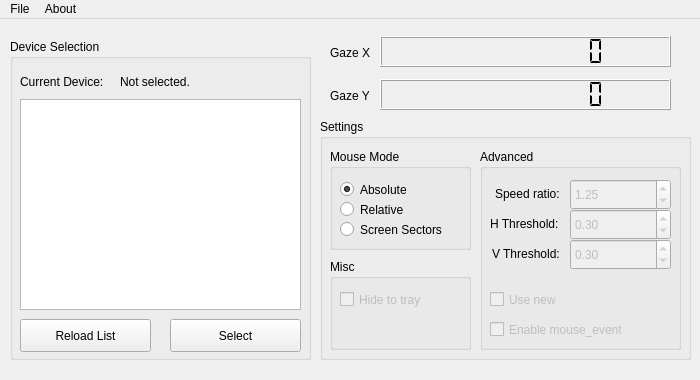
The window that src/mainwindow.ui (4mod3/TobiiMouse) describes before a commit, drawn with Qt 5.
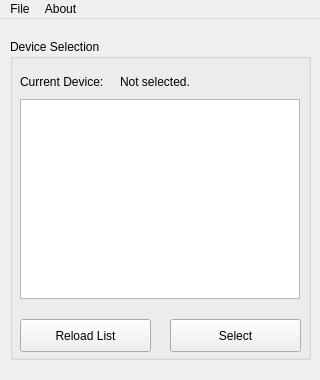
The same window after the commit.

Diff of the .ui file:
```diff
--- a/src/mainwindow.ui
+++ b/src/mainwindow.ui
@@ -6,19 +6,19 @@
    <rect>
     <x>0</x>
     <y>0</y>
-    <width>700</width>
+    <width>320</width>
     <height>380</height>
    </rect>
   </property>
   <property name="minimumSize">
    <size>
-    <width>700</width>
+    <width>320</width>
     <height>380</height>
    </size>
   </property>
   <property name="maximumSize">
    <size>
-    <width>700</width>
+    <width>320</width>
     <height>380</height>
    </size>
   </property>
@@ -44,274 +44,6 @@
      <verstretch>0</verstretch>
     </sizepolicy>
    </property>
-   <widget class="QGroupBox" name="groupBox_2">
-    <property name="geometry">
-     <rect>
-      <x>320</x>
-      <y>100</y>
-      <width>371</width>
-      <height>241</height>
-     </rect>
-    </property>
-    <property name="title">
-     <string>Settings</string>
-    </property>
-    <widget class="QGroupBox" name="groupBox">
-     <property name="geometry">
-      <rect>
-       <x>10</x>
-       <y>30</y>
-       <width>141</width>
-       <height>101</height>
-      </rect>
-     </property>
-     <property name="title">
-      <string>Mouse Mode</string>
-     </property>
-     <widget class="QRadioButton" name="absoluteButton">
-      <property name="geometry">
-       <rect>
-        <x>10</x>
-        <y>30</y>
-        <width>101</width>
-        <height>21</height>
-       </rect>
-      </property>
-      <property name="text">
-       <string>Absolute</string>
-      </property>
-      <property name="checked">
-       <bool>true</bool>
-      </property>
-     </widget>
-     <widget class="QRadioButton" name="relativeButton">
-      <property name="enabled">
-       <bool>true</bool>
-      </property>
-      <property name="geometry">
-       <rect>
-        <x>10</x>
-        <y>50</y>
-        <width>101</width>
-        <height>21</height>
-       </rect>
-      </property>
-      <property name="text">
-       <string>Relative</string>
-      </property>
-      <property name="autoExclusive">
-       <bool>true</bool>
-      </property>
-     </widget>
-     <widget class="QRadioButton" name="radioButton">
-      <property name="geometry">
-       <rect>
-        <x>10</x>
-        <y>70</y>
-        <width>121</width>
-        <height>21</height>
-       </rect>
-      </property>
-      <property name="text">
-       <string>Screen Sectors</string>
-      </property>
-     </widget>
-    </widget>
-    <widget class="QGroupBox" name="groupBox_3">
-     <property name="enabled">
-      <bool>true</bool>
-     </property>
-     <property name="geometry">
-      <rect>
-       <x>160</x>
-       <y>30</y>
-       <width>201</width>
-       <height>201</height>
-      </rect>
-     </property>
-     <property name="title">
-      <string>Advanced</string>
-     </property>
-     <widget class="QLabel" name="label_2">
-      <property name="geometry">
-       <rect>
-        <x>15</x>
-        <y>35</y>
-        <width>81</width>
-        <height>20</height>
-       </rect>
-      </property>
-      <property name="text">
-       <string>Speed ratio:</string>
-      </property>
-     </widget>
-     <widget class="QLabel" name="label_5">
-      <property name="geometry">
-       <rect>
-        <x>10</x>
-        <y>65</y>
-        <width>91</width>
-        <height>20</height>
-       </rect>
-      </property>
-      <property name="text">
-       <string>H Threshold:</string>
-      </property>
-     </widget>
-     <widget class="QLabel" name="label_6">
-      <property name="geometry">
-       <rect>
-        <x>12</x>
-        <y>95</y>
-        <width>80</width>
-        <height>20</height>
-       </rect>
-      </property>
-      <property name="text">
-       <string>V Threshold:</string>
-      </property>
-     </widget>
-     <widget class="QDoubleSpinBox" name="doubleSpinBox">
-      <property name="enabled">
-       <bool>false</bool>
-      </property>
-      <property name="geometry">
-       <rect>
-        <x>90</x>
-        <y>30</y>
-        <width>101</width>
-        <height>31</height>
-       </rect>
-      </property>
-      <property name="minimum">
-       <double>0.010000000000000</double>
-      </property>
-      <property name="maximum">
-       <double>10.000000000000000</double>
-      </property>
-      <property name="singleStep">
-       <double>0.250000000000000</double>
-      </property>
-      <property name="value">
-       <double>1.250000000000000</double>
-      </property>
-     </widget>
-     <widget class="QDoubleSpinBox" name="doubleSpinBox_2">
-      <property name="enabled">
-       <bool>false</bool>
-      </property>
-      <property name="geometry">
-       <rect>
-        <x>90</x>
-        <y>60</y>
-        <width>101</width>
-        <height>31</height>
-       </rect>
-      </property>
-      <property name="minimum">
-       <double>0.010000000000000</double>
-      </property>
-      <property name="maximum">
-       <double>1.000000000000000</double>
-      </property>
-      <property name="singleStep">
-       <double>0.050000000000000</double>
-      </property>
-      <property name="value">
-       <double>0.300000000000000</double>
-      </property>
-     </widget>
-     <widget class="QDoubleSpinBox" name="doubleSpinBox_3">
-      <property name="enabled">
-       <bool>false</bool>
-      </property>
-      <property name="geometry">
-       <rect>
-        <x>90</x>
-        <y>90</y>
-        <width>101</width>
-        <height>31</height>
-       </rect>
-      </property>
-      <property name="minimum">
-       <double>0.010000000000000</double>
-      </property>
-      <property name="maximum">
-       <double>1.000000000000000</double>
-      </property>
-      <property name="singleStep">
-       <double>0.050000000000000</double>
-      </property>
-      <property name="value">
-       <double>0.300000000000000</double>
-      </property>
-     </widget>
-     <widget class="QCheckBox" name="checkBox_2">
-      <property name="enabled">
-       <bool>false</bool>
-      </property>
-      <property name="geometry">
-       <rect>
-        <x>10</x>
-        <y>140</y>
-        <width>161</width>
-        <height>21</height>
-       </rect>
-      </property>
-      <property name="text">
-       <string>Use new </string>
-      </property>
-     </widget>
-     <widget class="QCheckBox" name="checkBox_3">
-      <property name="enabled">
-       <bool>false</bool>
-      </property>
-      <property name="geometry">
-       <rect>
-        <x>10</x>
-        <y>170</y>
-        <width>161</width>
-        <height>21</height>
-       </rect>
-      </property>
-      <property name="text">
-       <string>Enable mouse_event</string>
-      </property>
-     </widget>
-    </widget>
-    <widget class="QGroupBox" name="groupBox_4">
-     <property name="enabled">
-      <bool>true</bool>
-     </property>
-     <property name="geometry">
-      <rect>
-       <x>10</x>
-       <y>140</y>
-       <width>141</width>
-       <height>91</height>
-      </rect>
-     </property>
-     <property name="title">
-      <string>Misc</string>
-     </property>
-     <widget class="QCheckBox" name="checkBox">
-      <property name="enabled">
-       <bool>false</bool>
-      </property>
-      <property name="geometry">
-       <rect>
-        <x>10</x>
-        <y>30</y>
-        <width>121</width>
-        <height>21</height>
-       </rect>
-      </property>
-      <property name="text">
-       <string>Hide to tray</string>
-      </property>
-     </widget>
-    </widget>
-   </widget>
    <widget class="QGroupBox" name="groupBox_5">
     <property name="geometry">
      <rect>
@@ -355,8 +87,8 @@
       <rect>
        <x>10</x>
        <y>60</y>
-       <width>281</width>
-       <height>211</height>
+       <width>280</width>
+       <height>200</height>
       </rect>
      </property>
      <property name="sizePolicy">
@@ -365,6 +97,18 @@
        <verstretch>0</verstretch>
       </sizepolicy>
      </property>
+     <property name="minimumSize">
+      <size>
+       <width>280</width>
+       <height>200</height>
+      </size>
+     </property>
+     <property name="maximumSize">
+      <size>
+       <width>280</width>
+       <height>200</height>
+      </size>
+     </property>
      <property name="contextMenuPolicy">
       <enum>Qt::DefaultContextMenu</enum>
      </property>
@@ -399,99 +143,14 @@
      </property>
     </widget>
    </widget>
-   <widget class="QLCDNumber" name="gazePositionX">
-    <property name="geometry">
-     <rect>
-      <x>380</x>
-      <y>60</y>
-      <width>291</width>
-      <height>31</height>
-     </rect>
-    </property>
-    <property name="sizePolicy">
-     <sizepolicy hsizetype="Expanding" vsizetype="Minimum">
-      <horstretch>0</horstretch>
-      <verstretch>0</verstretch>
-     </sizepolicy>
-    </property>
-    <property name="smallDecimalPoint">
-     <bool>true</bool>
-    </property>
-    <property name="digitCount">
-     <number>10</number>
-    </property>
-    <property name="segmentStyle">
-     <enum>QLCDNumber::Flat</enum>
-    </property>
-    <property name="intValue" stdset="0">
-     <number>0</number>
-    </property>
-   </widget>
-   <widget class="QLCDNumber" name="gazePositionY">
-    <property name="geometry">
-     <rect>
-      <x>380</x>
-      <y>17</y>
-      <width>291</width>
-      <height>31</height>
-     </rect>
-    </property>
-    <property name="sizePolicy">
-     <sizepolicy hsizetype="Expanding" vsizetype="Minimum">
-      <horstretch>0</horstretch>
-      <verstretch>0</verstretch>
-     </sizepolicy>
-    </property>
-    <property name="font">
-     <font>
-      <weight>50</weight>
-      <bold>false</bold>
-     </font>
-    </property>
-    <property name="smallDecimalPoint">
-     <bool>true</bool>
-    </property>
-    <property name="digitCount">
-     <number>10</number>
-    </property>
-    <property name="segmentStyle">
-     <enum>QLCDNumber::Flat</enum>
-    </property>
-   </widget>
-   <widget class="QLabel" name="label_4">
-    <property name="geometry">
-     <rect>
-      <x>330</x>
-      <y>65</y>
-      <width>39</width>
-      <height>23</height>
-     </rect>
-    </property>
-    <property name="text">
-     <string>Gaze Y</string>
-    </property>
-   </widget>
-   <widget class="QLabel" name="label_3">
-    <property name="geometry">
-     <rect>
-      <x>330</x>
-      <y>22</y>
-      <width>41</width>
-      <height>23</height>
-     </rect>
-    </property>
-    <property name="text">
-     <string>Gaze X</string>
-    </property>
-   </widget>
   </widget>
   <widget class="QMenuBar" name="menuBar">
    <property name="geometry">
     <rect>
      <x>0</x>
      <y>0</y>
-     <width>700</width>
-     <height>29</height>
+     <width>320</width>
+     <height>25</height>
     </rect>
    </property>
    <widget class="QMenu" name="menuFile">
```
